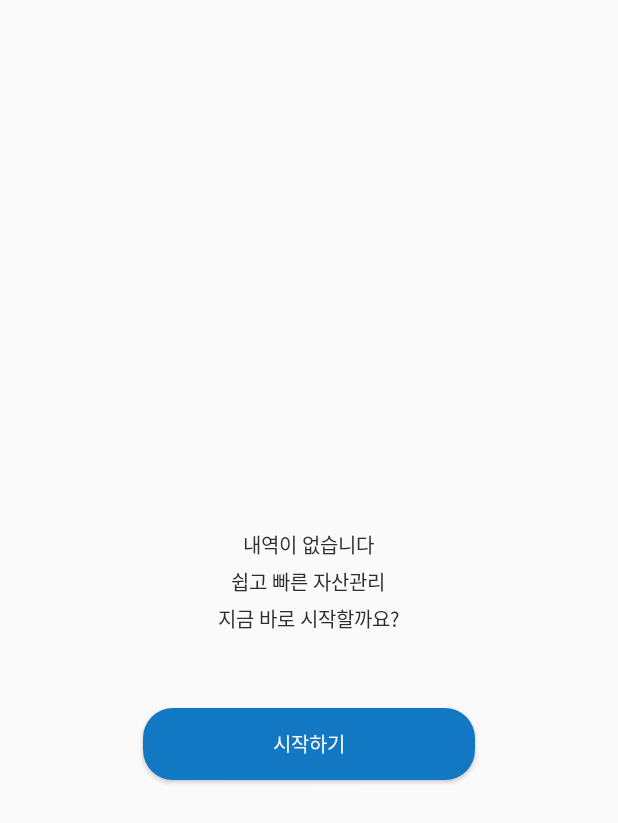
After one commit to Unithon7th/Team5, an Android app: the layout fragment_asset_none.xml on its own in the app's theme, with its tools: preview values and no code run, on a phone screen of 412 x 824 dp. The commit adds this screen. Shown: the top 823 px of the screen. Run offline under Robolectric (Android 15) with nearby library versions, the phone set to English and light mode, and no system bars.

Commit message:
add asset Activity

```diff
--- a/unithon_nb/app/src/main/AndroidManifest.xml
+++ b/unithon_nb/app/src/main/AndroidManifest.xml
@@ -13,8 +13,7 @@
         android:roundIcon="@mipmap/ic_launcher_round"
         android:supportsRtl="true"
         android:theme="@style/AppTheme">
-        <activity android:name=".MainActivity">
-        </activity>
+        <activity android:name=".MainActivity"></activity>
         <activity android:name=".login.LoginActivity" />
         <activity android:name=".home.HomeActivity">
             <intent-filter>
@@ -23,6 +22,7 @@
                 <category android:name="android.intent.category.LAUNCHER" />
             </intent-filter>
         </activity>
+        <activity android:name=".asset.AssetRegisterActivity"></activity>
     </application>
 
 </manifest>
--- /dev/null
+++ b/unithon_nb/app/src/main/res/drawable/btn_start_box.xml
@@ -0,0 +1,9 @@
+<?xml version="1.0" encoding="utf-8"?>
+<selector xmlns:android="http://schemas.android.com/apk/res/android">
+    <item>
+        <shape android:shape="rectangle">
+            <corners android:radius="20dp"/>
+            <solid android:color="#1378c3"/>
+        </shape>
+    </item>
+</selector>
--- /dev/null
+++ b/unithon_nb/app/src/main/res/layout/fragment_asset_none.xml
@@ -0,0 +1,39 @@
+<?xml version="1.0" encoding="utf-8"?>
+<RelativeLayout
+    xmlns:android="http://schemas.android.com/apk/res/android"
+    android:layout_width="match_parent"
+    android:layout_height="match_parent"
+    android:gravity="center_vertical">
+
+    <ImageView
+        android:id="@+id/asset_defaultImage"
+        android:layout_width="wrap_content"
+        android:layout_height="wrap_content"
+        android:layout_centerHorizontal="true"/>
+
+    <TextView
+        android:id="@+id/asset_defaultText"
+        android:layout_width="wrap_content"
+        android:layout_height="wrap_content"
+        android:layout_marginTop="50dp"
+        android:layout_below="@+id/asset_defaultImage"
+        android:layout_centerHorizontal="true"
+        android:gravity="center"
+        android:text="@string/none"
+        android:textSize="13sp"
+        android:textColor="#2d2d2d"
+        android:lineSpacingExtra="5dp"/>
+
+    <Button
+        android:id="@+id/asset_btn_start"
+        android:layout_width="match_parent"
+        android:layout_height="wrap_content"
+        android:layout_marginTop="50dp"
+        android:layout_marginStart="95dp"
+        android:layout_marginEnd="95dp"
+        android:layout_below="@+id/asset_defaultText"
+        android:text="시작하기"
+        android:textColor="#FFFFFF"
+        android:textSize="13sp"
+        android:background="@drawable/btn_start_box"/>
+</RelativeLayout>
--- /dev/null
+++ b/unithon_nb/app/src/main/res/layout/fragment_registphone_none.xml
@@ -0,0 +1,6 @@
+<?xml version="1.0" encoding="utf-8"?>
+<android.support.constraint.ConstraintLayout
+    xmlns:android="http://schemas.android.com/apk/res/android" android:layout_width="match_parent"
+    android:layout_height="match_parent">
+
+</android.support.constraint.ConstraintLayout>
--- a/unithon_nb/app/src/main/res/values/strings.xml
+++ b/unithon_nb/app/src/main/res/values/strings.xml
@@ -1,3 +1,4 @@
 <resources>
     <string name="app_name">unithon_nb</string>
+    <string name="none">내역이 없습니다\n쉽고 빠른 자산관리\n지금 바로 시작할까요?</string>
 </resources>
```
Also changed, not shown: unithon_nb/app/src/main/java/com/unithon7th/unithon_nb/asset/AssetRegisterActivity.java (added, +15 -0 lines), unithon_nb/app/src/main/res/layout/activity_asset_regist.xml (added, +9 -0 lines), unithon_nb/app/src/main/res/layout/activity_home.xml (+9 -15 lines).
